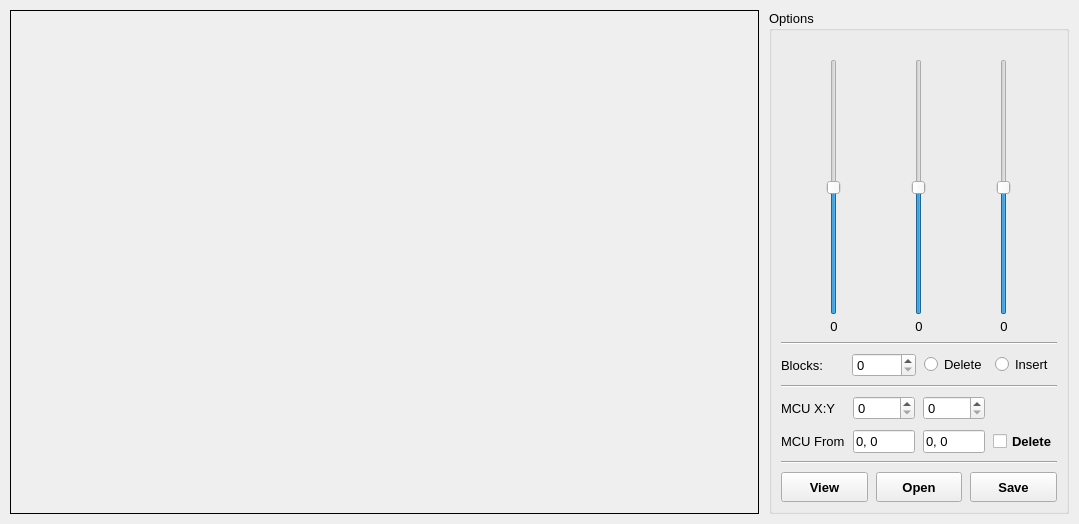
Old version of the form views/Widget/Edit_Image.ui in the repository VQD-BSV-Official/RecoveryJpeg.
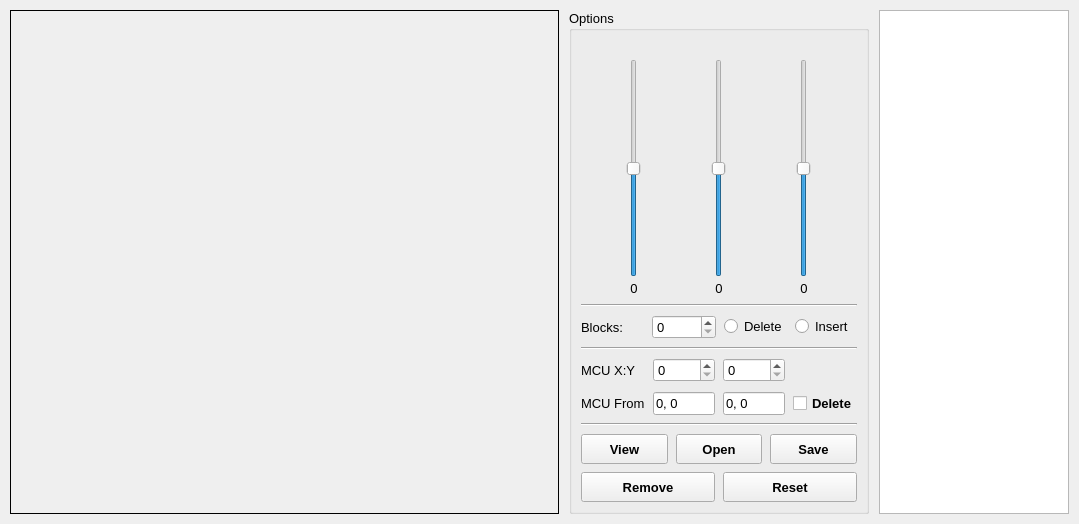
New version of the form. Icons and pictures are not drawn.

Commit message: Edit Image: command history, reset, fix color adjust, confirm on close

Patch:
```diff
--- a/views/Widget/Edit_Image.ui
+++ b/views/Widget/Edit_Image.ui
@@ -24,7 +24,7 @@
     <normaloff>Logo/logo.ico</normaloff>Logo/logo.ico</iconset>
   </property>
   <widget class="QWidget" name="centralwidget">
-   <layout class="QHBoxLayout" name="mainLayout" stretch="1,0">
+   <layout class="QHBoxLayout" name="mainLayout" stretch="1,0,0">
     <property name="spacing">
      <number>10</number>
     </property>
@@ -421,9 +421,76 @@
          </item>
         </layout>
        </item>
+       <item>
+        <layout class="QHBoxLayout" name="buttonsLayout2">
+         <item>
+          <widget class="QPushButton" name="b_Remove">
+           <property name="minimumSize">
+            <size>
+             <width>0</width>
+             <height>30</height>
+            </size>
+           </property>
+           <property name="font">
+            <font>
+             <pointsize>10</pointsize>
+             <bold>true</bold>
+            </font>
+           </property>
+           <property name="text">
+            <string>Remove</string>
+           </property>
+          </widget>
+         </item>
+         <item>
+          <widget class="QPushButton" name="b_Reset">
+           <property name="minimumSize">
+            <size>
+             <width>0</width>
+             <height>30</height>
+            </size>
+           </property>
+           <property name="font">
+            <font>
+             <pointsize>10</pointsize>
+             <bold>true</bold>
+            </font>
+           </property>
+           <property name="text">
+            <string>Reset</string>
+           </property>
+          </widget>
+         </item>
+        </layout>
+       </item>
       </layout>
      </widget>
     </item>
+    <item>
+     <widget class="QListWidget" name="list_hist">
+      <property name="sizePolicy">
+       <sizepolicy hsizetype="Fixed" vsizetype="Expanding">
+        <horstretch>0</horstretch>
+        <verstretch>0</verstretch>
+       </sizepolicy>
+      </property>
+      <property name="minimumSize">
+       <size>
+        <width>190</width>
+        <height>0</height>
+       </size>
+      </property>
+      <property name="maximumSize">
+       <size>
+        <width>190</width>
+        <height>16777215</height>
+       </size>
+      </property>
+      <property name="toolTip">
+       <string>Lịch sử lệnh (Ctrl+Z / Remove: xoá lệnh đang chọn, mặc định lệnh cuối)</string>
+      </property>
+     </widget>
+    </item>
    </layout>
   </widget>
  </widget>
```
The commit also changes 2 other files.
